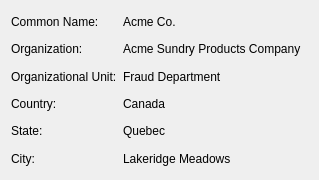
Qt form kio/kssl/certificateparty.ui (KDE/kdelibs) before a commit.
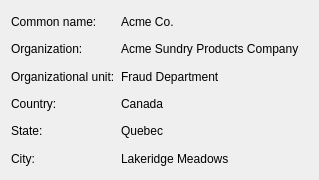
The same form after that commit.

Commit message: i18n style guide fixes

Patch:
```diff
--- a/kio/kssl/certificateparty.ui
+++ b/kio/kssl/certificateparty.ui
@@ -13,7 +13,7 @@
    <item row="0" column="0" >
     <widget class="QLabel" name="commonNameTag" >
      <property name="text" >
-      <string>Common Name:</string>
+      <string>Common name:</string>
      </property>
     </widget>
    </item>
@@ -67,7 +67,7 @@
    <item row="2" column="0" >
     <widget class="QLabel" name="organizationalUnitTag" >
      <property name="text" >
-      <string>Organizational Unit:</string>
+      <string>Organizational unit:</string>
      </property>
     </widget>
    </item>
```
The commit also changes 2 other files.
